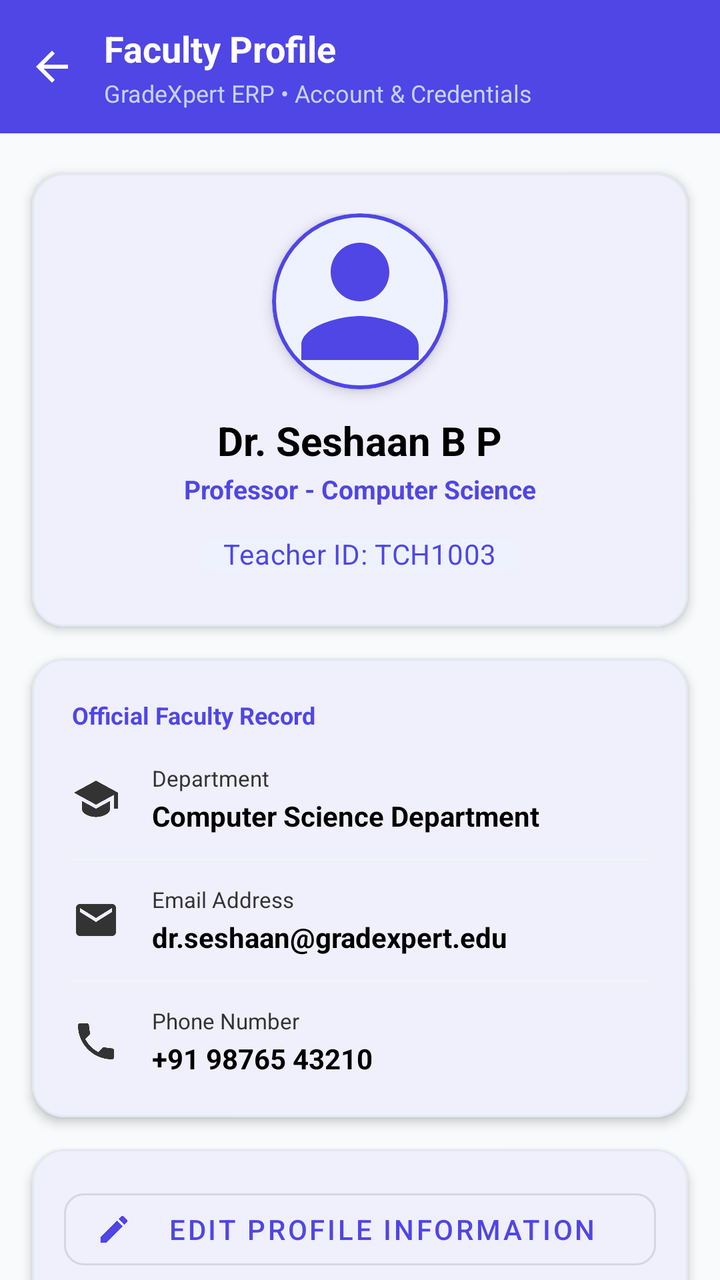
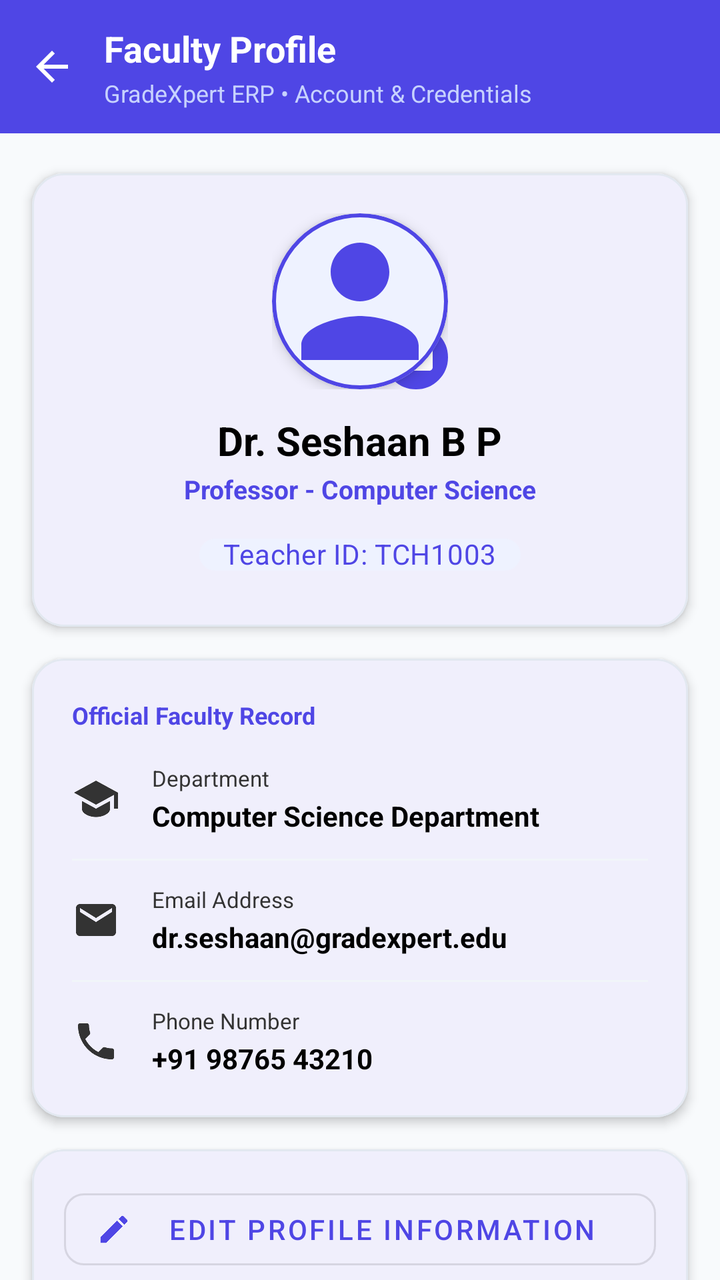

Two renders of the same Android screen: before a commit and after it. Below are the layout's source before the change and the commit's diff.
<!-- AndroidManifest.xml: activity theme Theme.GradeXpert -->
<!-- res/layout/activity_teacher_profile.xml -->
<?xml version="1.0" encoding="utf-8"?>
<androidx.coordinatorlayout.widget.CoordinatorLayout xmlns:android="http://schemas.android.com/apk/res/android"
    xmlns:app="http://schemas.android.com/apk/res-auto"
    xmlns:tools="http://schemas.android.com/tools"
    android:layout_width="match_parent"
    android:layout_height="match_parent"
    android:fitsSystemWindows="true"
    android:background="@color/background"
    tools:context=".TeacherProfileActivity">

    
    <com.google.android.material.appbar.AppBarLayout
        android:id="@+id/appBarTeacherProfile"
        android:layout_width="match_parent"
        android:layout_height="wrap_content"
        android:fitsSystemWindows="true"
        android:background="@color/primary">

        <androidx.appcompat.widget.Toolbar
            android:id="@+id/toolbarTeacherProfile"
            android:layout_width="match_parent"
            android:layout_height="wrap_content"
            android:minHeight="?attr/actionBarSize"
            android:background="@color/primary"
            android:paddingStart="8dp"
            android:paddingTop="12dp"
            android:paddingEnd="16dp"
            android:paddingBottom="12dp"
            app:contentInsetStart="0dp"
            app:contentInsetStartWithNavigation="0dp">

            <LinearLayout
                android:layout_width="match_parent"
                android:layout_height="wrap_content"
                android:gravity="center_vertical"
                android:orientation="horizontal">

                <ImageView
                    android:id="@+id/btnBackTeacherProfile"
                    android:layout_width="36dp"
                    android:layout_height="36dp"
                    android:background="?attr/selectableItemBackgroundBorderless"
                    android:clickable="true"
                    android:contentDescription="Back"
                    android:focusable="true"
                    android:padding="6dp"
                    android:src="@drawable/ic_back_arrow"
                    app:tint="@color/white" />

                <LinearLayout
                    android:layout_width="0dp"
                    android:layout_height="wrap_content"
                    android:layout_marginStart="8dp"
                    android:layout_weight="1"
                    android:orientation="vertical">

                    <TextView
                        android:layout_width="wrap_content"
                        android:layout_height="wrap_content"
                        android:text="Faculty Profile"
                        android:textColor="@color/white"
                        android:textSize="18sp"
                        android:textStyle="bold" />

                    <TextView
                        android:layout_width="wrap_content"
                        android:layout_height="wrap_content"
                        android:layout_marginTop="2dp"
                        android:text="GradeXpert ERP • Account &amp; Credentials"
                        android:textColor="@color/header_subtitle"
                        android:textSize="12sp" />

                </LinearLayout>

            </LinearLayout>

        </androidx.appcompat.widget.Toolbar>

    </com.google.android.material.appbar.AppBarLayout>

    <androidx.core.widget.NestedScrollView
        android:layout_width="match_parent"
        android:layout_height="match_parent"
        app:layout_behavior="@string/appbar_scrolling_view_behavior">

        <LinearLayout
            android:layout_width="match_parent"
            android:layout_height="wrap_content"
            android:orientation="vertical"
            android:paddingBottom="40dp">

            
            <com.google.android.material.card.MaterialCardView
                android:layout_width="match_parent"
                android:layout_height="wrap_content"
                android:layout_marginStart="16dp"
                android:layout_marginTop="20dp"
                android:layout_marginEnd="16dp"
                app:cardBackgroundColor="@color/surface"
                app:cardCornerRadius="16dp"
                app:cardElevation="3dp"
                app:strokeColor="@color/border_color"
                app:strokeWidth="1dp">

                <LinearLayout
                    android:layout_width="match_parent"
                    android:layout_height="wrap_content"
                    android:gravity="center"
                    android:orientation="vertical"
                    android:padding="20dp">

                    <com.google.android.material.card.MaterialCardView
                        android:layout_width="88dp"
                        android:layout_height="88dp"
                        app:cardBackgroundColor="@color/primary_light"
                        app:cardCornerRadius="44dp"
                        app:cardElevation="4dp"
                        app:strokeColor="@color/primary"
                        app:strokeWidth="2dp">

                        <ImageView
                            android:id="@+id/imgTeacherProfileAvatar"
                            android:layout_width="match_parent"
                            android:layout_height="match_parent"
                            android:scaleType="centerCrop"
                            android:src="@drawable/ic_profile"
                            app:tint="@color/primary" />

                    </com.google.android.material.card.MaterialCardView>

                    <TextView
                        android:id="@+id/tvProfileTeacherName"
                        android:layout_width="wrap_content"
                        android:layout_height="wrap_content"
                        android:layout_marginTop="12dp"
                        android:text="Dr. Seshaan B P"
                        android:textColor="@color/text_primary"
                        android:textSize="20sp"
                        android:textStyle="bold" />

                    <TextView
                        android:id="@+id/tvProfileDesignation"
                        android:layout_width="wrap_content"
                        android:layout_height="wrap_content"
                        android:layout_marginTop="2dp"
                        android:text="Professor - Computer Science"
                        android:textColor="@color/primary"
                        android:textSize="13sp"
                        android:textStyle="bold" />

                    <com.google.android.material.chip.Chip
                        android:id="@+id/chipProfileId"
                        style="@style/Widget.MaterialComponents.Chip.Choice"
                        android:layout_width="wrap_content"
                        android:layout_height="32dp"
                        android:layout_marginTop="8dp"
                        android:text="Teacher ID: TCH1003"
                        android:textColor="@color/primary"
                        app:chipBackgroundColor="@color/primary_light" />

                </LinearLayout>

            </com.google.android.material.card.MaterialCardView>

            
            <com.google.android.material.card.MaterialCardView
                android:layout_width="match_parent"
                android:layout_height="wrap_content"
                android:layout_marginStart="16dp"
                android:layout_marginTop="16dp"
                android:layout_marginEnd="16dp"
                app:cardBackgroundColor="@color/surface"
                app:cardCornerRadius="16dp"
                app:cardElevation="3dp"
                app:strokeColor="@color/border_color"
                app:strokeWidth="1dp">

                <LinearLayout
                    android:layout_width="match_parent"
                    android:layout_height="wrap_content"
                    android:orientation="vertical"
                    android:padding="20dp">

                    <TextView
                        android:layout_width="wrap_content"
                        android:layout_height="wrap_content"
                        android:text="Official Faculty Record"
                        android:textColor="@color/primary"
                        android:textSize="12sp"
                        android:textStyle="bold" />

                    
                    <LinearLayout
                        android:layout_width="match_parent"
                        android:layout_height="wrap_content"
                        android:layout_marginTop="16dp"
                        android:gravity="center_vertical"
                        android:orientation="horizontal">

                        <ImageView
                            android:layout_width="24dp"
                            android:layout_height="24dp"
                            android:src="@drawable/ic_school"
                            app:tint="@color/text_secondary" />

                        <LinearLayout
                            android:layout_width="0dp"
                            android:layout_height="wrap_content"
                            android:layout_marginStart="16dp"
                            android:layout_weight="1"
                            android:orientation="vertical">

                            <TextView
                                android:layout_width="wrap_content"
                                android:layout_height="wrap_content"
                                android:text="Department"
                                android:textColor="@color/text_secondary"
                                android:textSize="11sp" />

                            <TextView
                                android:id="@+id/tvProfileDepartment"
                                android:layout_width="wrap_content"
                                android:layout_height="wrap_content"
                                android:layout_marginTop="2dp"
                                android:text="Computer Science Department"
                                android:textColor="@color/text_primary"
                                android:textSize="14sp"
                                android:textStyle="bold" />

                        </LinearLayout>

                    </LinearLayout>

                    <View
                        android:layout_width="match_parent"
                        android:layout_height="1dp"
                        android:layout_marginTop="12dp"
                        android:layout_marginBottom="12dp"
                        android:background="@color/divider_color" />

                    
                    <LinearLayout
                        android:layout_width="match_parent"
                        android:layout_height="wrap_content"
                        android:gravity="center_vertical"
                        android:orientation="horizontal">

                        <ImageView
                            android:layout_width="24dp"
                            android:layout_height="24dp"
                            android:src="@drawable/ic_email"
                            app:tint="@color/text_secondary" />

                        <LinearLayout
                            android:layout_width="0dp"
                            android:layout_height="wrap_content"
                            android:layout_marginStart="16dp"
                            android:layout_weight="1"
                            android:orientation="vertical">

                            <TextView
                                android:layout_width="wrap_content"
                                android:layout_height="wrap_content"
                                android:text="Email Address"
                                android:textColor="@color/text_secondary"
                                android:textSize="11sp" />

                            <TextView
                                android:id="@+id/tvProfileEmail"
                                android:layout_width="wrap_content"
                                android:layout_height="wrap_content"
                                android:layout_marginTop="2dp"
                                android:text="dr.seshaan@gradexpert.edu"
                                android:textColor="@color/text_primary"
                                android:textSize="14sp"
                                android:textStyle="bold" />

                        </LinearLayout>

                    </LinearLayout>

                    <View
                        android:layout_width="match_parent"
                        android:layout_height="1dp"
                        android:layout_marginTop="12dp"
                        android:layout_marginBottom="12dp"
                        android:background="@color/divider_color" />

                    
                    <LinearLayout
                        android:layout_width="match_parent"
                        android:layout_height="wrap_content"
                        android:gravity="center_vertical"
                        android:orientation="horizontal">

                        <ImageView
                            android:layout_width="24dp"
                            android:layout_height="24dp"
                            android:src="@drawable/ic_call"
                            app:tint="@color/text_secondary" />

                        <LinearLayout
                            android:layout_width="0dp"
                            android:layout_height="wrap_content"
                            android:layout_marginStart="16dp"
                            android:layout_weight="1"
                            android:orientation="vertical">

                            <TextView
                                android:layout_width="wrap_content"
                                android:layout_height="wrap_content"
                                android:text="Phone Number"
                                android:textColor="@color/text_secondary"
                                android:textSize="11sp" />

                            <TextView
                                android:id="@+id/tvProfilePhone"
                                android:layout_width="wrap_content"
                                android:layout_height="wrap_content"
                                android:layout_marginTop="2dp"
                                android:text="+91 98765 43210"
                                android:textColor="@color/text_primary"
                                android:textSize="14sp"
                                android:textStyle="bold" />

                        </LinearLayout>

                    </LinearLayout>

                </LinearLayout>

            </com.google.android.material.card.MaterialCardView>

            
            <com.google.android.material.card.MaterialCardView
                android:layout_width="match_parent"
                android:layout_height="wrap_content"
                android:layout_marginStart="16dp"
                android:layout_marginTop="16dp"
                android:layout_marginEnd="16dp"
                app:cardBackgroundColor="@color/surface"
                app:cardCornerRadius="16dp"
                app:cardElevation="3dp"
                app:strokeColor="@color/border_color"
                app:strokeWidth="1dp">

                <LinearLayout
                    android:layout_width="match_parent"
                    android:layout_height="wrap_content"
                    android:orientation="vertical"
                    android:padding="16dp">

                    <com.google.android.material.button.MaterialButton
                        android:id="@+id/btnEditProfile"
                        style="@style/Widget.MaterialComponents.Button.OutlinedButton"
                        android:layout_width="match_parent"
                        android:layout_height="48dp"
                        android:text="Edit Profile Information"
                        android:textColor="@color/primary"
                        app:cornerRadius="10dp"
                        app:icon="@drawable/ic_edit"
                        app:iconTint="@color/primary" />

                    <com.google.android.material.button.MaterialButton
                        android:id="@+id/btnChangePassword"
                        style="@style/Widget.MaterialComponents.Button.OutlinedButton"
                        android:layout_width="match_parent"
                        android:layout_height="48dp"
                        android:layout_marginTop="10dp"
                        android:text="Change Password"
                        android:textColor="@color/primary"
                        app:cornerRadius="10dp"
                        app:icon="@drawable/ic_lock"
                        app:iconTint="@color/primary" />

                    <com.google.android.material.button.MaterialButton
                        android:id="@+id/btnLogoutTeacher"
                        android:layout_width="match_parent"
                        android:layout_height="48dp"
                        android:layout_marginTop="10dp"
                        android:backgroundTint="@color/error"
                        android:text="Sign Out of Portal"
                        android:textColor="@color/white"
                        app:cornerRadius="10dp"
                        app:icon="@drawable/ic_logout"
                        app:iconTint="@color/white" />

                </LinearLayout>

            </com.google.android.material.card.MaterialCardView>

        </LinearLayout>

    </androidx.core.widget.NestedScrollView>

</androidx.coordinatorlayout.widget.CoordinatorLayout>
<!-- resources referenced by this layout -->
<resources>
  <color name="background">#F8FAFC</color>
  <color name="border_color">#E2E8F0</color>
  <color name="divider_color">#F1F5F9</color>
  <color name="error">#EF4444</color>
  <color name="header_subtitle">#C7D2FE</color>
  <color name="primary">#4F46E5</color>
  <color name="primary_light">#EEF2FF</color>
  <color name="surface">#FFFFFF</color>
  <color name="text_primary">#000000</color>
  <color name="text_secondary">#333333</color>
  <color name="white">#FFFFFFFF</color>
  <!-- drawable ic_back_arrow (drawable) -->
  <?xml version="1.0" encoding="utf-8"?>
  <vector xmlns:android="http://schemas.android.com/apk/res/android"
      android:width="24dp"
      android:height="24dp"
      android:viewportWidth="24"
      android:viewportHeight="24">
      <path
          android:fillColor="#FFFFFF"
          android:pathData="M20,11H7.83l5.59,-5.59L12,4l-8,8 8,8 1.41,-1.41L7.83,13H20v-2z"/>
  </vector>
  <!-- drawable ic_email (drawable) -->
  <?xml version="1.0" encoding="utf-8"?>
  <vector xmlns:android="http://schemas.android.com/apk/res/android"
      android:width="24dp"
      android:height="24dp"
      android:viewportWidth="24"
      android:viewportHeight="24">
      <path
          android:fillColor="#5F6368"
          android:pathData="M20,4H4C2.9,4 2,4.9 2,6v12c0,1.1 0.9,2 2,2h16c1.1,0 2,-0.9 2,-2V6C22,4.9 21.1,4 20,4zM20,8l-8,5L4,8V6l8,5l8,-5V8z"/>
  </vector>
  <!-- drawable ic_logout (drawable) -->
  <?xml version="1.0" encoding="utf-8"?>
  <vector xmlns:android="http://schemas.android.com/apk/res/android"
      android:width="24dp"
      android:height="24dp"
      android:viewportWidth="24"
      android:viewportHeight="24">
      <path
          android:fillColor="#D93025"
          android:pathData="M17,7l-1.41,1.41L18.17,11H8v2h10.17l-2.58,2.58L17,17l5,-5zM4,5h8V3H4c-1.1,0 -2,0.9 -2,2v14c0,1.1 0.9,2 2,2h8v-2H4V5z"/>
  </vector>
  <!-- drawable ic_profile (drawable) -->
  <?xml version="1.0" encoding="utf-8"?>
  <vector xmlns:android="http://schemas.android.com/apk/res/android"
      android:width="24dp"
      android:height="24dp"
      android:viewportWidth="24"
      android:viewportHeight="24">
      <path
          android:fillColor="#0F9D58"
          android:pathData="M12,12c2.21,0 4,-1.79 4,-4s-1.79,-4 -4,-4 -4,1.79 -4,4 1.79,4 4,4zm0,2c-2.67,0 -8,1.34 -8,4v2h16v-2c0,-2.66 -5.33,-4 -8,-4z"/>
  </vector>
  <!-- drawable ic_school (drawable) -->
  <?xml version="1.0" encoding="utf-8"?>
  <vector xmlns:android="http://schemas.android.com/apk/res/android"
      android:width="24dp"
      android:height="24dp"
      android:viewportWidth="24"
      android:viewportHeight="24">
      <path
          android:fillColor="#0F9D58"
          android:pathData="M5,13.18v4c0,2.21 3.58,4 7,4s7,-1.79 7,-4v-4l-7,3.82 -7,-3.82zM12,3L1,9l11,6 9,-4.91V17h2V9L12,3z"/>
  </vector>
  <color name="primary_dark">#3730A3</color>
  <color name="secondary">#0EA5E9</color>
  <color name="secondary_light">#E0F2FE</color>
  <color name="secondary_dark">#0369A1</color>
  <!-- unchanged entries left out for length: 4 -->
</resources>

<!-- the commit's change to res/layout/activity_teacher_profile.xml (unified diff, before → after) -->
@@ -109,24 +109,46 @@
                     android:orientation="vertical"
                     android:padding="20dp">
 
-                    <com.google.android.material.card.MaterialCardView
-                        android:layout_width="88dp"
-                        android:layout_height="88dp"
-                        app:cardBackgroundColor="@color/primary_light"
-                        app:cardCornerRadius="44dp"
-                        app:cardElevation="4dp"
-                        app:strokeColor="@color/primary"
-                        app:strokeWidth="2dp">
+                    <RelativeLayout
+                        android:layout_width="wrap_content"
+                        android:layout_height="wrap_content">
+
+                        <com.google.android.material.card.MaterialCardView
+                            android:id="@+id/cardTeacherProfileAvatar"
+                            android:layout_width="88dp"
+                            android:layout_height="88dp"
+                            app:cardBackgroundColor="@color/primary_light"
+                            app:cardCornerRadius="44dp"
+                            app:cardElevation="4dp"
+                            app:strokeColor="@color/primary"
+                            app:strokeWidth="2dp">
+
+                            <ImageView
+                                android:id="@+id/imgTeacherProfileAvatar"
+                                android:layout_width="match_parent"
+                                android:layout_height="match_parent"
+                                android:scaleType="centerCrop"
+                                android:src="@drawable/ic_profile"
+                                app:tint="@color/primary" />
+
+                        </com.google.android.material.card.MaterialCardView>
 
                         <ImageView
-                            android:id="@+id/imgTeacherProfileAvatar"
-                            android:layout_width="match_parent"
-                            android:layout_height="match_parent"
-                            android:scaleType="centerCrop"
-                            android:src="@drawable/ic_profile"
-                            app:tint="@color/primary" />
-
-                    </com.google.android.material.card.MaterialCardView>
+                            android:id="@+id/btnChangeTeacherAvatar"
+                            android:layout_width="32dp"
+                            android:layout_height="32dp"
+                            android:layout_alignEnd="@id/cardTeacherProfileAvatar"
+                            android:layout_alignBottom="@id/cardTeacherProfileAvatar"
+                            android:background="@drawable/bg_pill_rose"
+                            android:backgroundTint="@color/primary"
+                            android:clickable="true"
+                            android:contentDescription="Take or update profile photo with camera"
+                            android:focusable="true"
+                            android:padding="6dp"
+                            android:src="@drawable/ic_camera"
+                            app:tint="@color/white" />
+
+                    </RelativeLayout>
 
                     <TextView
                         android:id="@+id/tvProfileTeacherName"
<!-- resource entries referenced after the edit -->
@@ -11,6 +11,16 @@
   <color name="text_primary">#000000</color>
   <color name="text_secondary">#333333</color>
   <color name="white">#FFFFFFFF</color>
+  <!-- drawable bg_pill_rose (drawable) -->
+  <?xml version="1.0" encoding="utf-8"?>
+  <shape xmlns:android="http://schemas.android.com/apk/res/android"
+      android:shape="rectangle">
+      <solid android:color="#FEE2E2" />
+      <stroke
+          android:width="1dp"
+          android:color="#FECACA" />
+      <corners android:radius="50dp" />
+  </shape>
   <!-- drawable ic_back_arrow (drawable) -->
   <?xml version="1.0" encoding="utf-8"?>
   <vector xmlns:android="http://schemas.android.com/apk/res/android"
@@ -21,6 +31,16 @@
       <path
           android:fillColor="#FFFFFF"
           android:pathData="M20,11H7.83l5.59,-5.59L12,4l-8,8 8,8 1.41,-1.41L7.83,13H20v-2z"/>
+  </vector>
+  <!-- drawable ic_camera (drawable) -->
+  <vector xmlns:android="http://schemas.android.com/apk/res/android"
+      android:width="24dp"
+      android:height="24dp"
+      android:viewportWidth="24"
+      android:viewportHeight="24">
+      <path
+          android:fillColor="#FFFFFFFF"
+          android:pathData="M12,15c1.66,0 3,-1.34 3,-3s-1.34,-3 -3,-3 -3,1.34 -3,3 1.34,3 3,3zM9,2L7.17,4H4c-1.1,0 -2,0.9 -2,2v12c0,1.1 0.9,2 2,2h16c1.1,0 2,-0.9 2,-2V6c0,-1.1 -0.9,-2 -2,-2h-3.17L15,2H9zm3,15c-2.76,0 -5,-2.24 -5,-5s2.24,-5 5,-5 5,2.24 5,5 -2.24,5 -5,5z" />
   </vector>
   <!-- drawable ic_email (drawable) -->
   <?xml version="1.0" encoding="utf-8"?>
